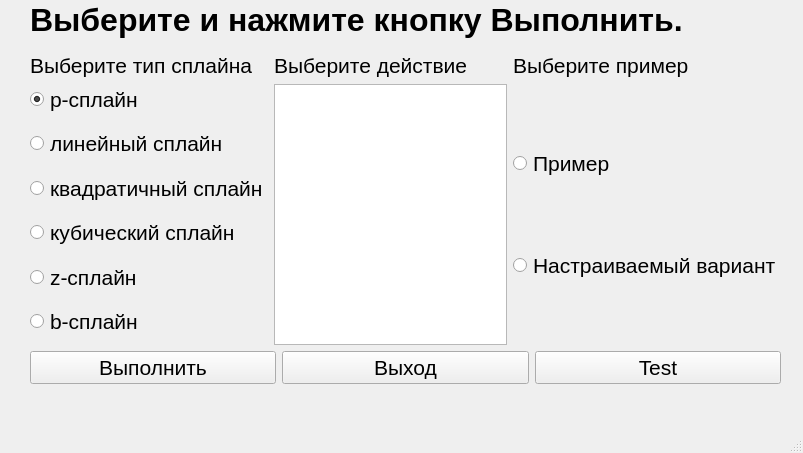
Qt form code_interfaces/ui/main.ui (mercurialpro/p-splines) before a commit.
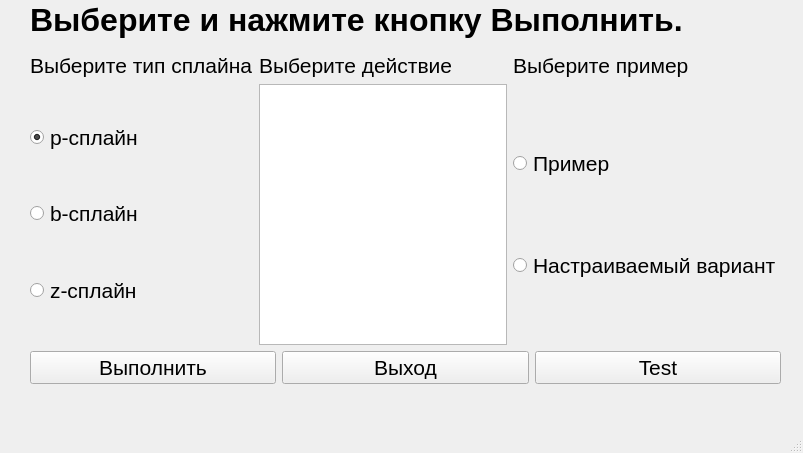
The same form after that commit.

Commit message: Убрано лишнее

The edit to the form file:
```diff
--- a/code_interfaces/ui/main.ui
+++ b/code_interfaces/ui/main.ui
@@ -101,8 +101,21 @@
          </item>
          <item row="2" column="0">
           <layout class="QGridLayout" name="gridLayout">
-           <item row="9" column="0">
-            <spacer name="verticalSpacer_4">
+           <item row="1" column="0">
+            <spacer name="verticalSpacer_8">
+             <property name="orientation">
+              <enum>Qt::Vertical</enum>
+             </property>
+             <property name="sizeHint" stdset="0">
+              <size>
+               <width>20</width>
+               <height>40</height>
+              </size>
+             </property>
+            </spacer>
+           </item>
+           <item row="7" column="0">
+            <spacer name="verticalSpacer_5">
              <property name="orientation">
               <enum>Qt::Vertical</enum>
              </property>
@@ -133,8 +146,8 @@
              </attribute>
             </widget>
            </item>
-           <item row="11" column="0">
-            <spacer name="verticalSpacer_5">
+           <item row="4" column="0">
+            <spacer name="verticalSpacer_4">
              <property name="orientation">
               <enum>Qt::Vertical</enum>
              </property>
@@ -146,20 +159,7 @@
              </property>
             </spacer>
            </item>
-           <item row="7" column="0">
-            <spacer name="verticalSpacer">
-             <property name="orientation">
-              <enum>Qt::Vertical</enum>
-             </property>
-             <property name="sizeHint" stdset="0">
-              <size>
-               <width>20</width>
-               <height>40</height>
-              </size>
-             </property>
-            </spacer>
-           </item>
-           <item row="10" column="0">
+           <item row="2" column="0">
             <widget class="QRadioButton" name="b_radioButton">
              <property name="text">
               <string>b-сплайн</string>
@@ -169,7 +169,7 @@
              </attribute>
             </widget>
            </item>
-           <item row="8" column="0">
+           <item row="5" column="0">
             <widget class="QRadioButton" name="z_radioButton">
              <property name="text">
               <string>z-сплайн</string>
@@ -179,75 +179,6 @@
              </attribute>
             </widget>
            </item>
-           <item row="2" column="0">
-            <widget class="QRadioButton" name="linear_radioButton">
-             <property name="text">
-              <string>линейный сплайн</string>
-             </property>
-             <attribute name="buttonGroup">
-              <string notr="true">buttonGroup</string>
-             </attribute>
-            </widget>
-           </item>
-           <item row="4" column="0">
-            <widget class="QRadioButton" name="quadratic_radioButton">
-             <property name="text">
-              <string>квадратичный сплайн</string>
-             </property>
-             <attribute name="buttonGroup">
-              <string notr="true">buttonGroup</string>
-             </attribute>
-            </widget>
-           </item>
-           <item row="6" column="0">
-            <widget class="QRadioButton" name="cubic_radioButton">
-             <property name="text">
-              <string>кубический сплайн</string>
-             </property>
-             <attribute name="buttonGroup">
-              <string notr="true">buttonGroup</string>
-             </attribute>
-            </widget>
-           </item>
-           <item row="1" column="0">
-            <spacer name="verticalSpacer_8">
-             <property name="orientation">
-              <enum>Qt::Vertical</enum>
-             </property>
-             <property name="sizeHint" stdset="0">
-              <size>
-               <width>20</width>
-               <height>40</height>
-              </size>
-             </property>
-            </spacer>
-           </item>
-           <item row="3" column="0">
-            <spacer name="verticalSpacer_9">
-             <property name="orientation">
-              <enum>Qt::Vertical</enum>
-             </property>
-             <property name="sizeHint" stdset="0">
-              <size>
-               <width>20</width>
-               <height>40</height>
-              </size>
-             </property>
-            </spacer>
-           </item>
-           <item row="5" column="0">
-            <spacer name="verticalSpacer_10">
-             <property name="orientation">
-              <enum>Qt::Vertical</enum>
-             </property>
-             <property name="sizeHint" stdset="0">
-              <size>
-               <width>20</width>
-               <height>40</height>
-              </size>
-             </property>
-            </spacer>
-           </item>
           </layout>
          </item>
         </layout>
```
The commit also changes 1 other file.
